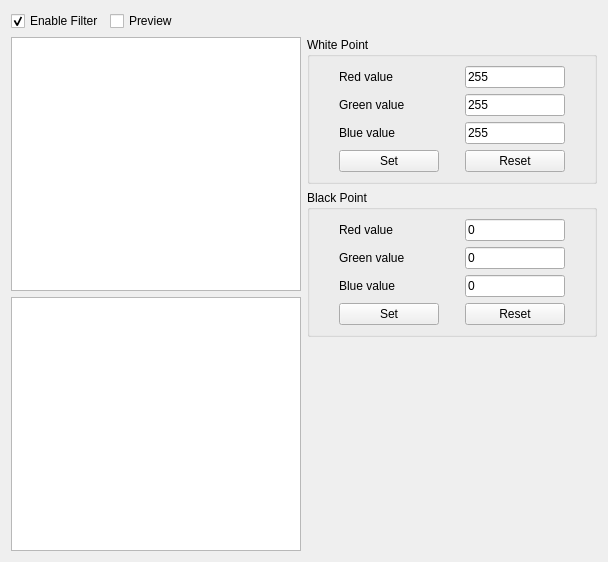
Above: src/filter/colorcorrectionwidget.ui from rockclimb/yasw-debian before the change. Below: the same form after it.
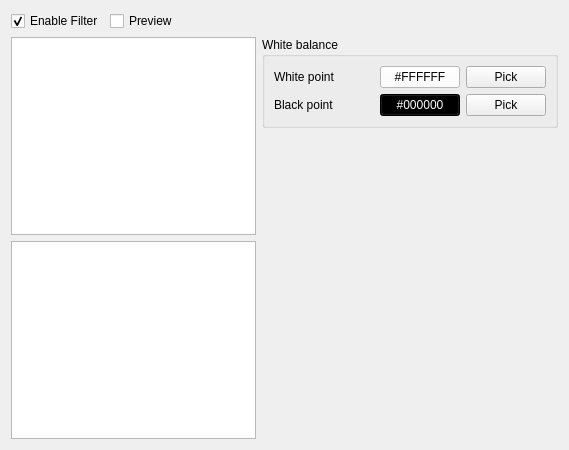
That is the form after the change. Custom widgets are drawn as their Qt base class.

Commit message: Work on color correction.

Diff of the .ui file:
```diff
--- a/src/filter/colorcorrectionwidget.ui
+++ b/src/filter/colorcorrectionwidget.ui
@@ -23,14 +23,14 @@
    <rect>
     <x>0</x>
     <y>0</y>
-    <width>608</width>
-    <height>562</height>
+    <width>569</width>
+    <height>450</height>
    </rect>
   </property>
   <property name="windowTitle">
    <string>Form</string>
   </property>
-  <layout class="QGridLayout" name="gridLayout_3">
+  <layout class="QGridLayout" name="gridLayout_2">
    <item row="0" column="0" colspan="2">
     <layout class="QHBoxLayout" name="horizontalLayout">
      <item>
@@ -68,7 +68,7 @@
      </item>
     </layout>
    </item>
-   <item row="1" column="0" rowspan="3">
+   <item row="1" column="0" rowspan="2">
     <layout class="QVBoxLayout" name="verticalLayout">
      <item>
       <widget class="ColorCorrectionGraphicsView" name="view">
@@ -101,7 +101,7 @@
       </sizepolicy>
      </property>
      <property name="title">
-      <string>White Point</string>
+      <string>White balance</string>
      </property>
      <layout class="QGridLayout" name="gridLayout">
       <item row="0" column="0">
@@ -119,29 +119,24 @@
          </size>
         </property>
         <property name="text">
-         <string>Red value</string>
+         <string>White point</string>
         </property>
        </widget>
       </item>
       <item row="0" column="1">
-       <widget class="QLineEdit" name="whiteRedValue">
-        <property name="minimumSize">
-         <size>
-          <width>100</width>
-          <height>0</height>
-         </size>
+       <widget class="QPushButton" name="whitepoint">
+        <property name="styleSheet">
+         <string notr="true">background-color: rgb(255, 255, 255);</string>
         </property>
-        <property name="maximumSize">
-         <size>
-          <width>100</width>
-          <height>16777215</height>
-         </size>
+        <property name="text">
+         <string>#FFFFFF</string>
         </property>
-        <property name="inputMask">
-         <string>000; </string>
-        </property>
+       </widget>
+      </item>
+      <item row="0" column="2">
+       <widget class="QPushButton" name="pickWhitepoint">
         <property name="text">
-         <string>255</string>
+         <string>Pick</string>
         </property>
        </widget>
       </item>
@@ -160,84 +155,25 @@
          </size>
         </property>
         <property name="text">
-         <string>Green value</string>
+         <string>Black point</string>
         </property>
        </widget>
       </item>
       <item row="1" column="1">
-       <widget class="QLineEdit" name="whiteGreenValue">
-        <property name="minimumSize">
-         <size>
-          <width>100</width>
-          <height>0</height>
-         </size>
+       <widget class="QPushButton" name="blackpoint">
+        <property name="styleSheet">
+         <string notr="true">background-color: rgb(0, 0, 0);
+color: rgb(255, 255, 255);</string>
         </property>
-        <property name="maximumSize">
-         <size>
-          <width>100</width>
-          <height>16777215</height>
-         </size>
-        </property>
-        <property name="inputMask">
-         <string>000; </string>
-        </property>
         <property name="text">
-         <string>255</string>
+         <string>#000000</string>
         </property>
        </widget>
       </item>
-      <item row="2" column="0">
-       <widget class="QLabel" name="label_4">
-        <property name="minimumSize">
-         <size>
-          <width>100</width>
-          <height>0</height>
-         </size>
-        </property>
-        <property name="maximumSize">
-         <size>
-          <width>100</width>
-          <height>16777215</height>
-         </size>
-        </property>
+      <item row="1" column="2">
+       <widget class="QPushButton" name="pickBlackpoint">
         <property name="text">
-         <string>Blue value</string>
-        </property>
-       </widget>
-      </item>
-      <item row="2" column="1">
-       <widget class="QLineEdit" name="whiteBlueValue">
-        <property name="minimumSize">
-         <size>
-          <width>100</width>
-          <height>0</height>
-         </size>
-        </property>
-        <property name="maximumSize">
-         <size>
-          <width>100</width>
-          <height>16777215</height>
-         </size>
-        </property>
-        <property name="inputMask">
-         <string>000; </string>
-        </property>
-        <property name="text">
-         <string>255</string>
-        </property>
-       </widget>
-      </item>
-      <item row="3" column="0">
-       <widget class="QPushButton" name="whiteSetPoint">
-        <property name="text">
-         <string>Set</string>
-        </property>
-       </widget>
-      </item>
-      <item row="3" column="1">
-       <widget class="QPushButton" name="whiteReset">
-        <property name="text">
-         <string>Reset</string>
+         <string>Pick</string>
         </property>
        </widget>
       </item>
@@ -245,158 +181,6 @@
     </widget>
    </item>
    <item row="2" column="1">
-    <widget class="QGroupBox" name="groupBox_2">
-     <property name="sizePolicy">
-      <sizepolicy hsizetype="Preferred" vsizetype="Preferred">
-       <horstretch>0</horstretch>
-       <verstretch>0</verstretch>
-      </sizepolicy>
-     </property>
-     <property name="title">
-      <string>Black Point</string>
-     </property>
-     <layout class="QGridLayout" name="gridLayout_2">
-      <item row="3" column="0">
-       <widget class="QPushButton" name="blackSetPoint">
-        <property name="text">
-         <string>Set</string>
-        </property>
-       </widget>
-      </item>
-      <item row="3" column="1">
-       <widget class="QPushButton" name="blackReset">
-        <property name="text">
-         <string>Reset</string>
-        </property>
-       </widget>
-      </item>
-      <item row="0" column="1">
-       <widget class="QLineEdit" name="blackRedValue">
-        <property name="minimumSize">
-         <size>
-          <width>100</width>
-          <height>0</height>
-         </size>
-        </property>
-        <property name="maximumSize">
-         <size>
-          <width>100</width>
-          <height>16777215</height>
-         </size>
-        </property>
-        <property name="inputMask">
-         <string>000; </string>
-        </property>
-        <property name="text">
-         <string>0</string>
-        </property>
-       </widget>
-      </item>
-      <item row="1" column="1">
-       <widget class="QLineEdit" name="blackGreenValue">
-        <property name="minimumSize">
-         <size>
-          <width>100</width>
-          <height>0</height>
-         </size>
-        </property>
-        <property name="maximumSize">
-         <size>
-          <width>100</width>
-          <height>16777215</height>
-         </size>
-        </property>
-        <property name="inputMask">
-         <string>000; </string>
-        </property>
-        <property name="text">
-         <string>0</string>
-        </property>
-       </widget>
-      </item>
-      <item row="0" column="0">
-       <widget class="QLabel" name="label_5">
-        <property name="minimumSize">
-         <size>
-          <width>100</width>
-          <height>0</height>
-         </size>
-        </property>
-        <property name="maximumSize">
-         <size>
-          <width>100</width>
-          <height>16777215</height>
-         </size>
-        </property>
-        <property name="text">
-         <string>Red value</string>
-        </property>
-       </widget>
-      </item>
-      <item row="1" column="0">
-       <widget class="QLabel" name="label_6">
-        <property name="minimumSize">
-         <size>
-          <width>100</width>
-          <height>0</height>
-         </size>
-        </property>
-        <property name="maximumSize">
-         <size>
-          <width>100</width>
-          <height>16777215</height>
-         </size>
-        </property>
-        <property name="text">
-         <string>Green value</string>
-        </property>
-       </widget>
-      </item>
-      <item row="2" column="1">
-       <widget class="QLineEdit" name="blackBlueValue">
-        <property name="minimumSize">
-         <size>
-          <width>100</width>
-          <height>0</height>
-         </size>
-        </property>
-        <property name="maximumSize">
-         <size>
-          <width>100</width>
-          <height>16777215</height>
-         </size>
-        </property>
-        <property name="inputMask">
-         <string>000; </string>
-        </property>
-        <property name="text">
-         <string>0</string>
-        </property>
-       </widget>
-      </item>
-      <item row="2" column="0">
-       <widget class="QLabel" name="label_7">
-        <property name="minimumSize">
-         <size>
-          <width>100</width>
-          <height>0</height>
-         </size>
-        </property>
-        <property name="maximumSize">
-         <size>
-          <width>100</width>
-          <height>16777215</height>
-         </size>
-        </property>
-        <property name="text">
-         <string>Blue value</string>
-        </property>
-       </widget>
-      </item>
-     </layout>
-    </widget>
-   </item>
-   <item row="3" column="1">
     <spacer name="verticalSpacer">
      <property name="orientation">
       <enum>Qt::Vertical</enum>
@@ -404,7 +188,7 @@
      <property name="sizeHint" stdset="0">
       <size>
        <width>20</width>
-       <height>285</height>
+       <height>302</height>
       </size>
      </property>
     </spacer>
```
Left out of the diff: 4 changed lines with no effect on the pictures. The commit also changes 5 other files.
